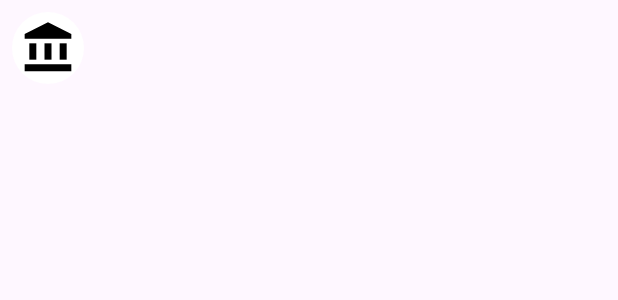
After one commit to StorenL/WearLauncher, an Android app: the layout icon_item.xml on its own in the app's theme, with its tools: preview values and no code run, on a phone screen of 412 x 824 dp. The commit adds this screen. Shown: the top 300 px of the screen. Run offline under Robolectric (Android 15) with nearby library versions, the phone set to English and light mode, and no system bars.

Commit message:
Base layout manger

```diff
--- a/app/build.gradle.kts
+++ b/app/build.gradle.kts
@@ -26,6 +26,9 @@ android {
             )
         }
     }
+    buildFeatures {
+        viewBinding = true
+    }
     compileOptions {
         sourceCompatibility = JavaVersion.VERSION_11
         targetCompatibility = JavaVersion.VERSION_11
@@ -42,6 +45,7 @@ dependencies {
     implementation(libs.material)
     implementation(libs.androidx.activity)
     implementation(libs.androidx.constraintlayout)
+    implementation(libs.androidx.recyclerview)
     testImplementation(libs.junit)
     androidTestImplementation(libs.androidx.junit)
     androidTestImplementation(libs.androidx.espresso.core)
--- /dev/null
+++ b/app/src/main/res/drawable/baseline_account_balance_24.xml
@@ -0,0 +1,13 @@
+<vector xmlns:android="http://schemas.android.com/apk/res/android" android:height="24dp" android:tint="#000000" android:viewportHeight="24" android:viewportWidth="24" android:width="24dp">
+
+    <path android:fillColor="@android:color/white" android:pathData="M4,10h3v7h-3z"/>
+
+    <path android:fillColor="@android:color/white" android:pathData="M10.5,10h3v7h-3z"/>
+
+    <path android:fillColor="@android:color/white" android:pathData="M2,19h20v3h-20z"/>
+
+    <path android:fillColor="@android:color/white" android:pathData="M17,10h3v7h-3z"/>
+
+    <path android:fillColor="@android:color/white" android:pathData="M12,1l-10,5l0,2l20,0l0,-2z"/>
+
+</vector>
--- /dev/null
+++ b/app/src/main/res/drawable/shape_board.xml
@@ -0,0 +1,6 @@
+<?xml version="1.0" encoding="utf-8"?>
+<shape xmlns:android="http://schemas.android.com/apk/res/android"
+    android:shape="rectangle">
+    <stroke android:color="#00ff00"
+        android:width="1dp"/>
+</shape>
--- /dev/null
+++ b/app/src/main/res/layout/icon_item.xml
@@ -0,0 +1,19 @@
+<?xml version="1.0" encoding="utf-8"?>
+<LinearLayout xmlns:android="http://schemas.android.com/apk/res/android"
+    xmlns:app="http://schemas.android.com/apk/res-auto"
+    android:layout_width="wrap_content"
+    android:layout_height="wrap_content"
+    android:gravity="center"
+    android:orientation="vertical">
+
+    <androidx.constraintlayout.utils.widget.ImageFilterView
+        android:id="@+id/iconImageView"
+        android:layout_width="48dp"
+        android:layout_height="48dp"
+        android:layout_margin="8dp"
+        android:background="@color/white"
+        android:contentDescription="@string/icon_description"
+        android:padding="5dp"
+        android:src="@drawable/baseline_account_balance_24"
+        app:round="24dp" />
+</LinearLayout>
--- a/app/src/main/res/values/strings.xml
+++ b/app/src/main/res/values/strings.xml
@@ -1,3 +1,4 @@
 <resources>
     <string name="app_name">WearLauncher</string>
+    <string name="icon_description">grid icon</string>
 </resources>
--- a/gradle/libs.versions.toml
+++ b/gradle/libs.versions.toml
@@ -9,6 +9,7 @@ appcompat = "1.6.1"
 material = "1.10.0"
 activity = "1.8.0"
 constraintlayout = "2.1.4"
+recyclerview = "1.3.2"
 
 [libraries]
 androidx-core-ktx = { group = "androidx.core", name = "core-ktx", version.ref = "coreKtx" }
@@ -19,6 +20,7 @@ androidx-appcompat = { group = "androidx.appcompat", name = "appcompat", version
 material = { group = "com.google.android.material", name = "material", version.ref = "material" }
 androidx-activity = { group = "androidx.activity", name = "activity", version.ref = "activity" }
 androidx-constraintlayout = { group = "androidx.constraintlayout", name = "constraintlayout", version.ref = "constraintlayout" }
+androidx-recyclerview = { group = "androidx.recyclerview", name = "recyclerview", version.ref = "recyclerview" }
 
 [plugins]
 android-application = { id = "com.android.application", version.ref = "agp" }
```
Also changed, not shown: app/src/main/java/com/lazeg/wearlauncher/LensLayoutManager.kt (added, +93 -0 lines), app/src/main/java/com/lazeg/wearlauncher/MainActivity.kt (+57 -9 lines), app/src/main/java/com/lazeg/wearlauncher/config/Magnifier.kt (added, +19 -0 lines), app/src/main/res/layout/activity_main.xml (+18 -5 lines).
